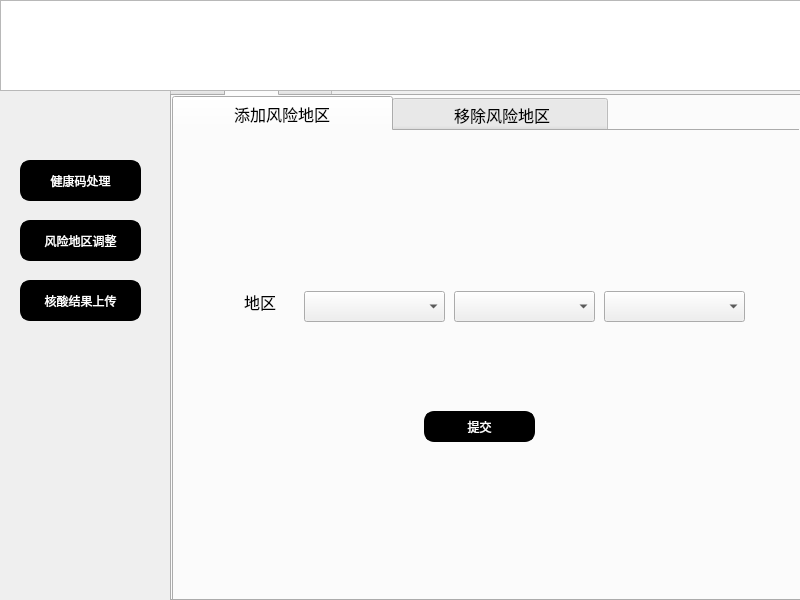
The window that manager.ui (sukiiiKotori/pymysql) describes before a commit, drawn with Qt 5.
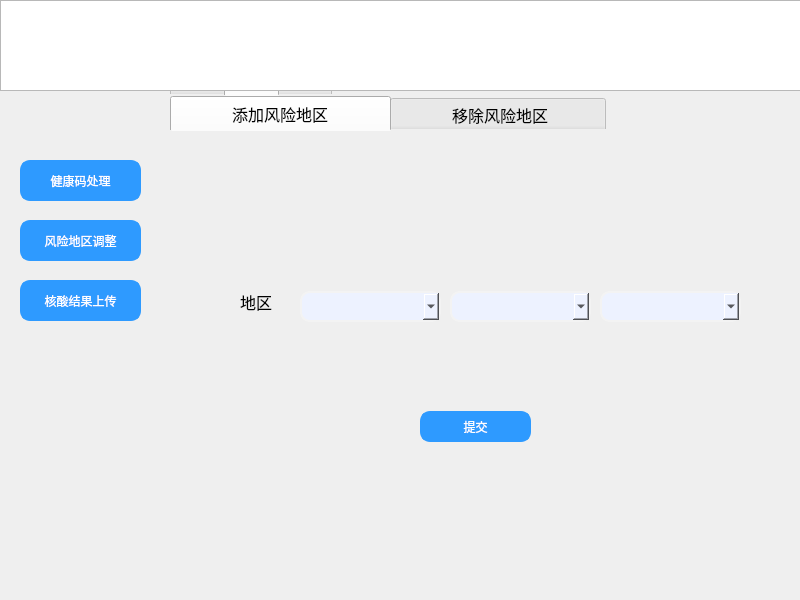
The same window after the commit. The open tabs and pages were chosen to show the change.

Patch:
```diff
--- a/manager.ui
+++ b/manager.ui
@@ -22,6 +22,11 @@
      <height>531</height>
     </rect>
    </property>
+   <property name="styleSheet">
+    <string notr="true">QTabWidget::pane{
+	border:none;
+}</string>
+   </property>
    <property name="currentIndex">
     <number>0</number>
    </property>
@@ -285,9 +290,9 @@
         <string notr="true">QPushButton{
 	font: 12pt &quot;微软雅黑&quot;;
 	
-	background-color: rgb(0, 0, 0);
+	background-color:rgb(46, 154, 255);
 	color: rgb(255, 255, 255);
-	border: 3px solid rgb(0,0,0);
+	border: 3px solid rgb(46, 154, 255);
 	border-radius:10px
 }
 QPushButton:hover{
@@ -298,8 +303,7 @@
 QPushButton:pressed{
 	padding-top:5px;
 	padding-left:5px
-}
-</string>
+}</string>
        </property>
        <property name="text">
         <string>提交</string>
@@ -314,6 +318,13 @@
          <height>31</height>
         </rect>
        </property>
+       <property name="styleSheet">
+        <string notr="true">    border: 2px solid #f3f3f3;/*设置线宽*/
+	background-color: rgb(237, 242, 255);/*背景颜色*/
+    border-radius: 10px;/*圆角*/
+	border-style:solid;/*边框为实线型*/
+	border-width:2px;/*边框宽度*/</string>
+       </property>
       </widget>
       <widget class="QComboBox" name="comboBox_p1">
        <property name="geometry">
@@ -324,6 +335,13 @@
          <height>31</height>
         </rect>
        </property>
+       <property name="styleSheet">
+        <string notr="true">    border: 2px solid #f3f3f3;/*设置线宽*/
+	background-color: rgb(237, 242, 255);/*背景颜色*/
+    border-radius: 10px;/*圆角*/
+	border-style:solid;/*边框为实线型*/
+	border-width:2px;/*边框宽度*/</string>
+       </property>
       </widget>
       <widget class="QComboBox" name="comboBox_c1">
        <property name="geometry">
@@ -334,6 +352,13 @@
          <height>31</height>
         </rect>
        </property>
+       <property name="styleSheet">
+        <string notr="true">    border: 2px solid #f3f3f3;/*设置线宽*/
+	background-color: rgb(237, 242, 255);/*背景颜色*/
+    border-radius: 10px;/*圆角*/
+	border-style:solid;/*边框为实线型*/
+	border-width:2px;/*边框宽度*/</string>
+       </property>
       </widget>
       <widget class="QLabel" name="label_6">
        <property name="geometry">
@@ -626,9 +651,9 @@
     <string notr="true">QPushButton{
 	font: 12pt &quot;微软雅黑&quot;;
 	
-	background-color: rgb(0, 0, 0);
+	background-color:rgb(46, 154, 255);
 	color: rgb(255, 255, 255);
-	border: 3px solid rgb(0,0,0);
+	border: 3px solid rgb(46, 154, 255);
 	border-radius:10px
 }
 QPushButton:hover{
@@ -639,8 +664,7 @@
 QPushButton:pressed{
 	padding-top:5px;
 	padding-left:5px
-}
-</string>
+}</string>
    </property>
    <property name="text">
     <string>健康码处理</string>
@@ -659,9 +683,9 @@
     <string notr="true">QPushButton{
 	font: 12pt &quot;微软雅黑&quot;;
 	
-	background-color: rgb(0, 0, 0);
+	background-color:rgb(46, 154, 255);
 	color: rgb(255, 255, 255);
-	border: 3px solid rgb(0,0,0);
+	border: 3px solid rgb(46, 154, 255);
 	border-radius:10px
 }
 QPushButton:hover{
@@ -672,8 +696,7 @@
 QPushButton:pressed{
 	padding-top:5px;
 	padding-left:5px
-}
-</string>
+}</string>
    </property>
    <property name="text">
     <string>风险地区调整</string>
@@ -692,9 +715,9 @@
     <string notr="true">QPushButton{
 	font: 12pt &quot;微软雅黑&quot;;
 	
-	background-color: rgb(0, 0, 0);
+	background-color:rgb(46, 154, 255);
 	color: rgb(255, 255, 255);
-	border: 3px solid rgb(0,0,0);
+	border: 3px solid rgb(46, 154, 255);
 	border-radius:10px
 }
 QPushButton:hover{
@@ -705,8 +728,7 @@
 QPushButton:pressed{
 	padding-top:5px;
 	padding-left:5px
-}
-</string>
+}</string>
    </property>
    <property name="text">
     <string>核酸结果上传</string>
```
Left out of the diff: 91 changed lines with no effect on the pictures.
